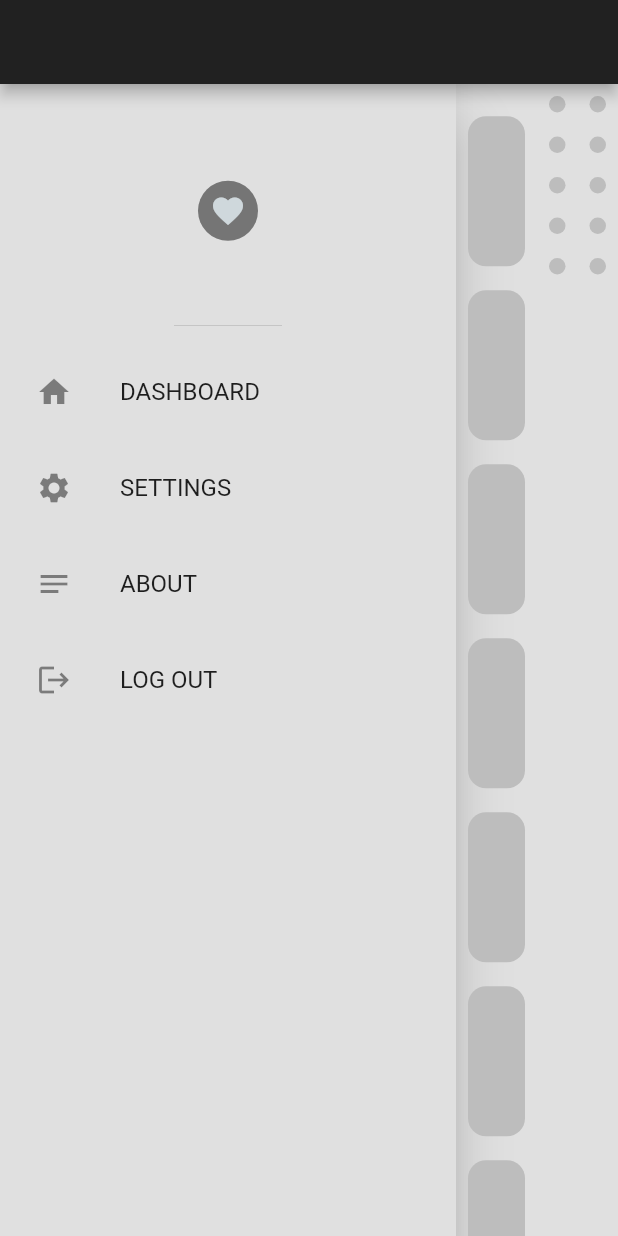
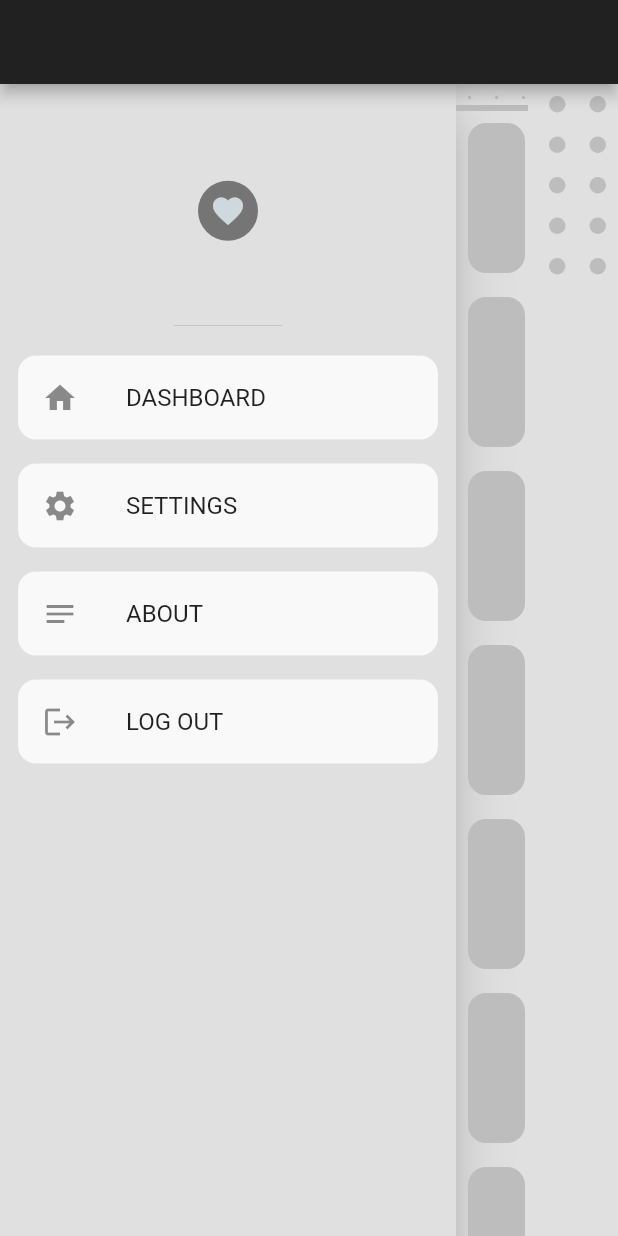
Before and after one commit to fauzirramadan/flutter_responsive, a Flutter app: the DekstopScreen screen opened directly, on a phone screen of 412 x 824 dp. Run offline on Flutter 3.47's test engine with Material 2 defaults, Android fonts, the phone set to English and light mode, and no system bars.

```diff
--- a/lib/constant.dart
+++ b/lib/constant.dart
@@ -15,32 +15,56 @@ var myDrawer = Drawer(
             backgroundColor: Colors.grey[600],
             child: const Icon(Icons.favorite)),
       ),
-      const Padding(
+      Padding(
         padding: paddingTile,
-        child: ListTile(
+        child: Card(
+          shape:
+              RoundedRectangleBorder(borderRadius: BorderRadius.circular(12)),
+          color: Colors.white.withOpacity(0.8),
+          elevation: 0,
+          child: const ListTile(
             leading: Icon(Icons.home),
             title: Text("DASHBOARD"),
           ),
         ),
-      const Padding(
+      ),
+      Padding(
         padding: paddingTile,
-        child: ListTile(
+        child: Card(
+          shape:
+              RoundedRectangleBorder(borderRadius: BorderRadius.circular(12)),
+          color: Colors.white.withOpacity(0.8),
+          elevation: 0,
+          child: const ListTile(
             leading: Icon(Icons.settings),
             title: Text("SETTINGS"),
           ),
         ),
-      const Padding(
+      ),
+      Padding(
         padding: paddingTile,
-        child: ListTile(
+        child: Card(
+          shape:
+              RoundedRectangleBorder(borderRadius: BorderRadius.circular(12)),
+          color: Colors.white.withOpacity(0.8),
+          elevation: 0,
+          child: const ListTile(
             leading: Icon(Icons.notes),
             title: Text("ABOUT"),
           ),
         ),
-      const Padding(
+      ),
+      Padding(
         padding: paddingTile,
-        child: ListTile(
+        child: Card(
+          shape:
+              RoundedRectangleBorder(borderRadius: BorderRadius.circular(12)),
+          color: Colors.white.withOpacity(0.8),
+          elevation: 0,
+          child: const ListTile(
             leading: Icon(Icons.logout),
             title: Text("LOG OUT"),
+          ),
         ),
       )
     ],
--- a/lib/responsive/dekstop_screen.dart
+++ b/lib/responsive/dekstop_screen.dart
@@ -12,6 +12,8 @@ class DekstopScreen extends StatefulWidget {
 }
 
 class _DekstopScreenState extends State<DekstopScreen> {
+  ScrollController _scrollController = ScrollController();
+
   @override
   Widget build(BuildContext context) {
     return Scaffold(
@@ -24,18 +26,24 @@ class _DekstopScreenState extends State<DekstopScreen> {
             child: Column(
               children: [
                 AspectRatio(
-                  aspectRatio: 4,
+                  aspectRatio: 3,
                   child: SizedBox(
+                    height: 200,
                     width: double.infinity,
+                    child: Scrollbar(
+                      thumbVisibility: true,
+                      controller: _scrollController,
                       child: GridView.builder(
-                      physics: const NeverScrollableScrollPhysics(),
+                        controller: _scrollController,
+                        scrollDirection: Axis.horizontal,
                         gridDelegate:
                             const SliverGridDelegateWithFixedCrossAxisCount(
-                              crossAxisCount: 4),
-                      itemCount: 4,
+                                crossAxisCount: 1),
+                        itemCount: 6,
                         itemBuilder: (context, index) {
                           return const MyBox();
                         },
+                      ),
                     ),
                   ),
                 ),
```
Lines whose indentation alone changed are shown as unchanged.
